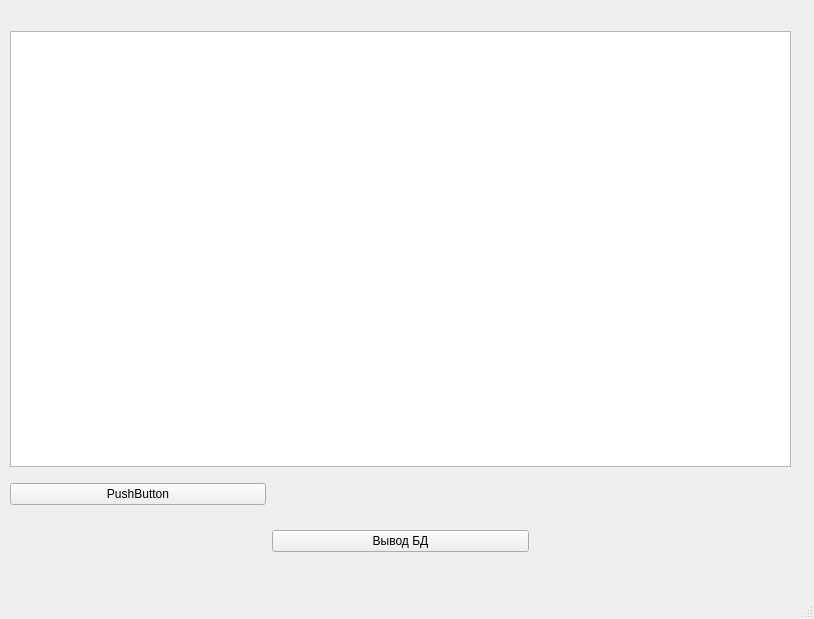
Above: MainForm.ui from KozlovIA/Qt-DataBase before the change. Below: the same form after it.
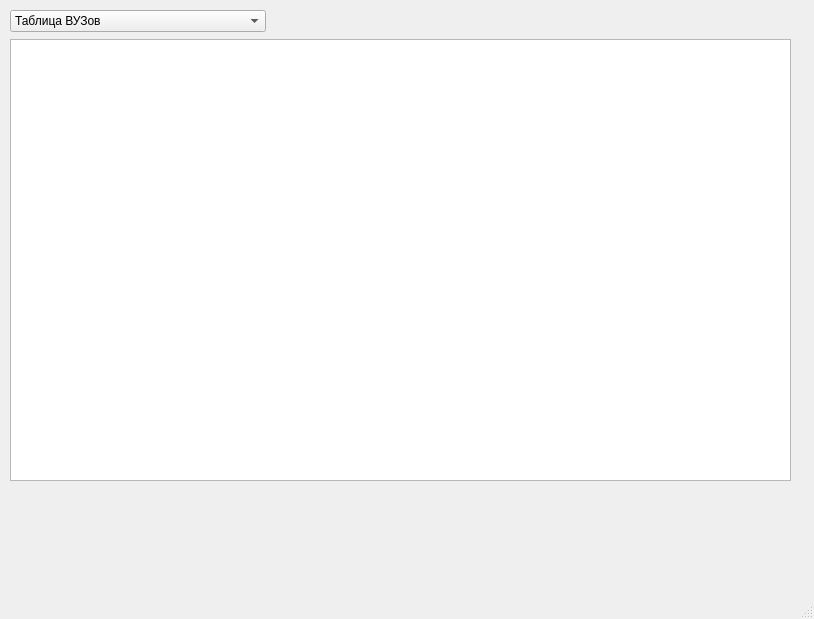
That is the form after the change.

Commit message: Added switching between tables

Patch:
```diff
--- a/MainForm.ui
+++ b/MainForm.ui
@@ -63,19 +63,6 @@
      <property name="verticalSpacing">
       <number>7</number>
      </property>
-     <item row="0" column="0" colspan="3">
-      <widget class="QLabel" name="info">
-       <property name="enabled">
-        <bool>true</bool>
-       </property>
-       <property name="text">
-        <string/>
-       </property>
-       <property name="alignment">
-        <set>Qt::AlignCenter</set>
-       </property>
-      </widget>
-     </item>
      <item row="4" column="2">
       <spacer name="horizontalSpacer_4">
        <property name="orientation">
@@ -118,19 +105,6 @@
      <item row="2" column="0" colspan="3">
       <widget class="QTableView" name="tableView"/>
      </item>
-     <item row="4" column="1" rowspan="2">
-      <widget class="QPushButton" name="output_db">
-       <property name="text">
-        <string>Вывод БД</string>
-       </property>
-       <property name="iconSize">
-        <size>
-         <width>16</width>
-         <height>16</height>
-        </size>
-       </property>
-      </widget>
-     </item>
      <item row="3" column="1">
       <spacer name="horizontalSpacer">
        <property name="orientation">
@@ -157,11 +131,36 @@
        </property>
       </spacer>
      </item>
-     <item row="3" column="0">
-      <widget class="QPushButton" name="pushButton">
+     <item row="0" column="1" colspan="2">
+      <widget class="QLabel" name="dbInfo">
+       <property name="enabled">
+        <bool>true</bool>
+       </property>
        <property name="text">
-        <string>PushButton</string>
+        <string/>
        </property>
+       <property name="alignment">
+        <set>Qt::AlignCenter</set>
+       </property>
+      </widget>
+     </item>
+     <item row="0" column="0">
+      <widget class="QComboBox" name="choiceTable">
+       <item>
+        <property name="text">
+         <string>Таблица ВУЗов</string>
+        </property>
+       </item>
+       <item>
+        <property name="text">
+         <string>Таблица выставок</string>
+        </property>
+       </item>
+       <item>
+        <property name="text">
+         <string>Таблица ГРНТИ</string>
+        </property>
+       </item>
       </widget>
      </item>
     </layout>
```
The commit also changes 3 other files.
